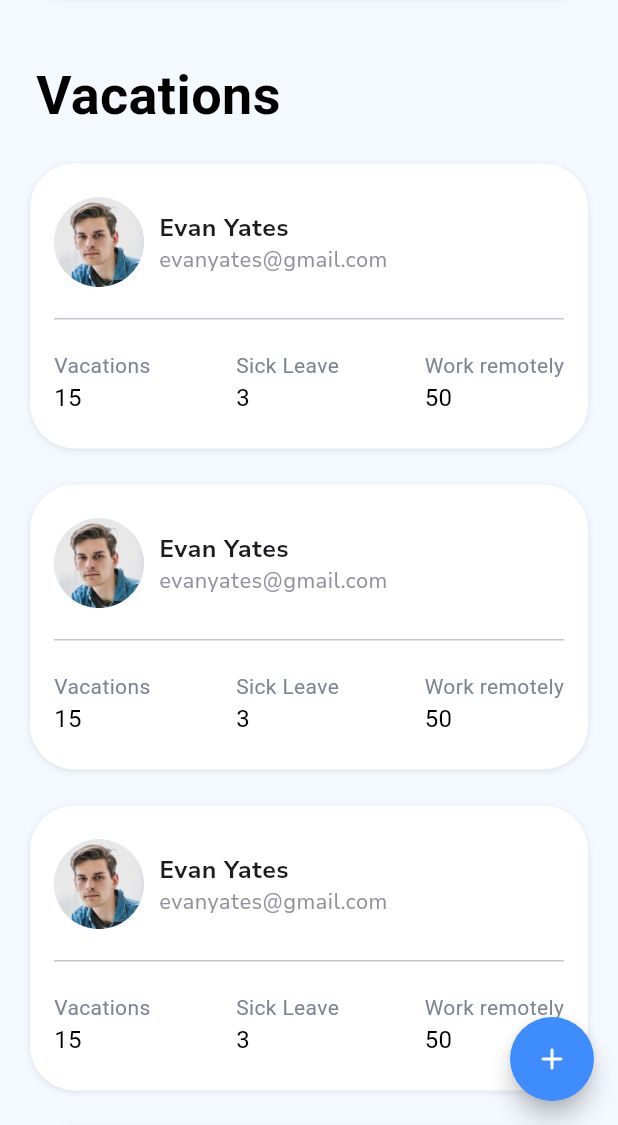
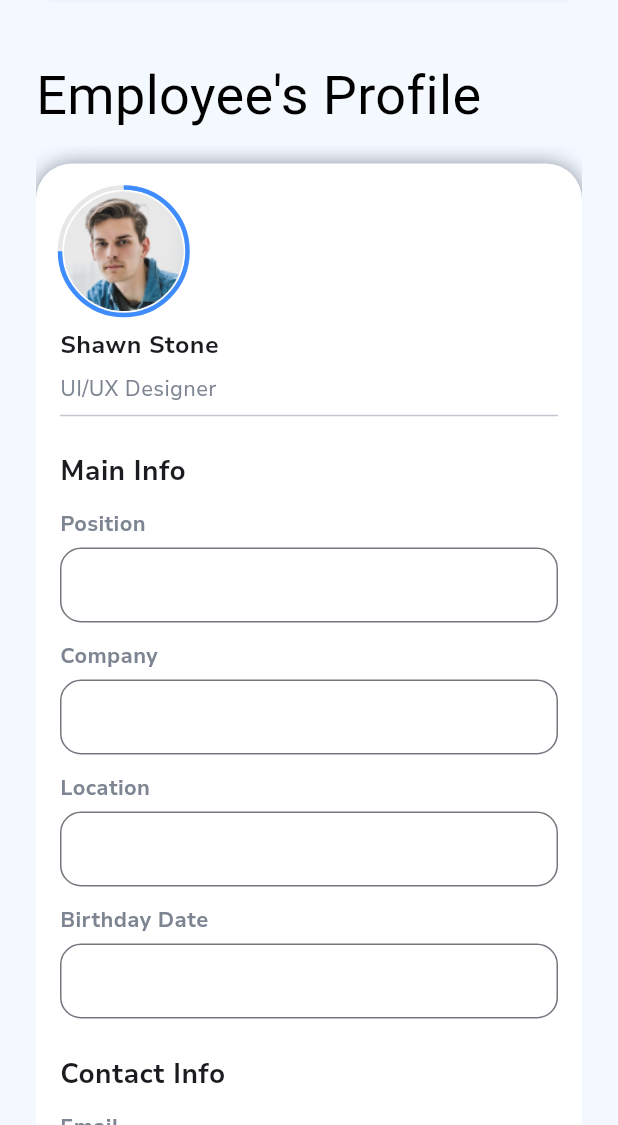
Before and after one commit to DevadathAR/CRM_system, a Flutter app: the screen it shows after launch, on a phone screen of 412 x 824 dp, the part 111-1236 px from its top. Run offline on Flutter 3.47's test engine with Material 3 defaults, Android fonts, the phone set to English and light mode, and no system bars; drawn by our look-alikes of velocity_x; our stand-ins replace flutter_svg; project files that could hold a hidden picture were left out.

Commit message:
adding employees profile

```diff
--- a/lib/main.dart
+++ b/lib/main.dart
@@ -1,5 +1,6 @@
 
-import 'package:crm_system/src/features/vaccations/presentation/view/vacations.dart';
+import 'package:crm_system/src/features/employees/presentation/view/employees_page.dart';
+import 'package:crm_system/src/features/employees/presentation/view/employess_profile.dart';
 import 'package:flutter/material.dart';
 
 void main() {
@@ -13,6 +14,6 @@ class MainApp extends StatelessWidget {
   Widget build(BuildContext context) {
     return const MaterialApp(
         debugShowCheckedModeBanner: false,
-        home: VacationsPage());
+        home: EmployessProfile());
   }
 }
--- /dev/null
+++ b/lib/src/features/employees/presentation/view/employess_profile.dart
@@ -0,0 +1,160 @@
+import 'package:crm_system/src/features/employees/presentation/widget/data_box.dart.dart';
+import 'package:crm_system/src/utilities/colors.dart';
+import 'package:crm_system/src/utilities/common_widget/custumAppBar.dart';
+import 'package:crm_system/src/utilities/common_widget/text_field.dart';
+import 'package:crm_system/src/utilities/image_path.dart';
+import 'package:crm_system/src/utilities/strings.dart';
+import 'package:crm_system/src/utilities/text_style.dart';
+import 'package:flutter/material.dart';
+import 'package:velocity_x/velocity_x.dart';
+
+class EmployessProfile extends StatelessWidget {
+  const EmployessProfile({super.key});
+
+  @override
+  Widget build(BuildContext context) {
+    return Scaffold(
+      backgroundColor: AppColors.bgWhite,
+      body: SafeArea(
+        child: Column(
+          crossAxisAlignment: CrossAxisAlignment.start,
+          children: [
+            const custumAppBar(),
+            24.heightBox,
+            "Employee's Profile"
+                .text
+                .align(TextAlign.left)
+                .size(36)
+                .color(AppColors.black)
+                .normal
+                .make()
+                .pSymmetric(h: 24),
+            8.heightBox,
+            Expanded(
+              child: Padding(
+                padding: const EdgeInsets.symmetric(horizontal: 24.0),
+                child: ListView(
+                  children: [
+                    _personDataBox(),
+                    const Row(children: [
+                      Text('data'),],)
+
+                    // const Row(
+                    //   children: [
+                    //      TextInputField(isDropDown: true,),
+                    //     Text('data')
+                    //   ],
+                    // ),
+                      ,const SizedBox(height: 150,)
+                    ],
+                ),
+              ),
+            ),
+          ],
+        ),
+      ),
+    );
+  }
+
+  Widget _personDataBox() {
+    return Container(
+      padding: const EdgeInsets.all(16),
+      margin: const EdgeInsets.symmetric(vertical: 12),
+      decoration: BoxDecoration(
+
+          boxShadow: [
+            BoxShadow(
+
+                color: AppColors.grey,
+                blurRadius: 12,
+                offset: const Offset(0, 1))
+          ],
+          borderRadius: const BorderRadius.all(Radius.circular(24)),
+          color: AppColors.white),
+      child: Column(
+        crossAxisAlignment: CrossAxisAlignment.start,
+        children: [
+          Stack(
+            alignment: Alignment.center,
+            children: [
+              SizedBox(
+                width: 85,
+                height: 85,
+                child: CircularProgressIndicator(
+                  value: 0.75,
+                  strokeWidth: 3,
+                  valueColor: AlwaysStoppedAnimation(AppColors.blue),
+                  backgroundColor: AppColors.grey.withOpacity(0.2),
+                ),
+              ),
+              ClipOval(
+                child: Image.asset(
+                  dp1png,
+                  scale: 1.5,
+                  fit: BoxFit.cover,
+                  width: 80,
+                  height: 80,
+                ),
+              ),
+            ],
+          ),
+          const SizedBox(
+            height: 8,
+          ),
+          Text(
+            'Shawn Stone',
+            style: AppTextStyle.boldText(size: 16),
+          ),
+          const SizedBox(
+            height: 8,
+          ),
+          Text(
+            'UI/UX Designer',
+            style: AppTextStyle.regularText(size: 14, color: AppColors.grey),
+          ),
+          const Divider(),
+          const SizedBox(
+            height: 16,
+          ),
+          _headerText(label: 'Main Info'),
+          _subText(label: 'Position'),
+          const TextInputField(),
+          _subText(label: 'Company'),
+          const TextInputField(),
+          _subText(label: 'Location'),
+          const TextInputField(),
+          _subText(label: 'Birthday Date'),
+          const TextInputField(),
+          const SizedBox(
+            height: 24,
+          ),
+          _headerText(label: 'Contact Info'),
+          _subText(label: 'Email'),
+          const TextInputField(),
+          _subText(label: 'Mobile Number'),
+          const TextInputField(),
+          _subText(label: 'Skype'),
+          const TextInputField(),
+          const SizedBox(
+            height: 16,
+          )
+        ],
+      ),
+    );
+  }
+
+  Padding _headerText({label}) => Padding(
+        padding: const EdgeInsets.only(top: 0, bottom: 0),
+        child: Text(
+          label,
+          style: AppTextStyle.boldText(size: 18),
+        ),
+      );
+  Padding _subText({label}) => Padding(
+        padding: const EdgeInsets.only(top: 12.0, bottom: 6),
+        child: Text(
+          label,
+          style: AppTextStyle.boldText(size: 14, color: AppColors.grey),
+        ),
+      );
+}
```
Also changed, not shown: lib/src/features/employees/presentation/view/employee_activity.dart (+111 -1 lines), lib/src/features/employees/presentation/view/employees_page.dart (+14 -6 lines), lib/src/utilities/strings.dart (+7 -0 lines).
